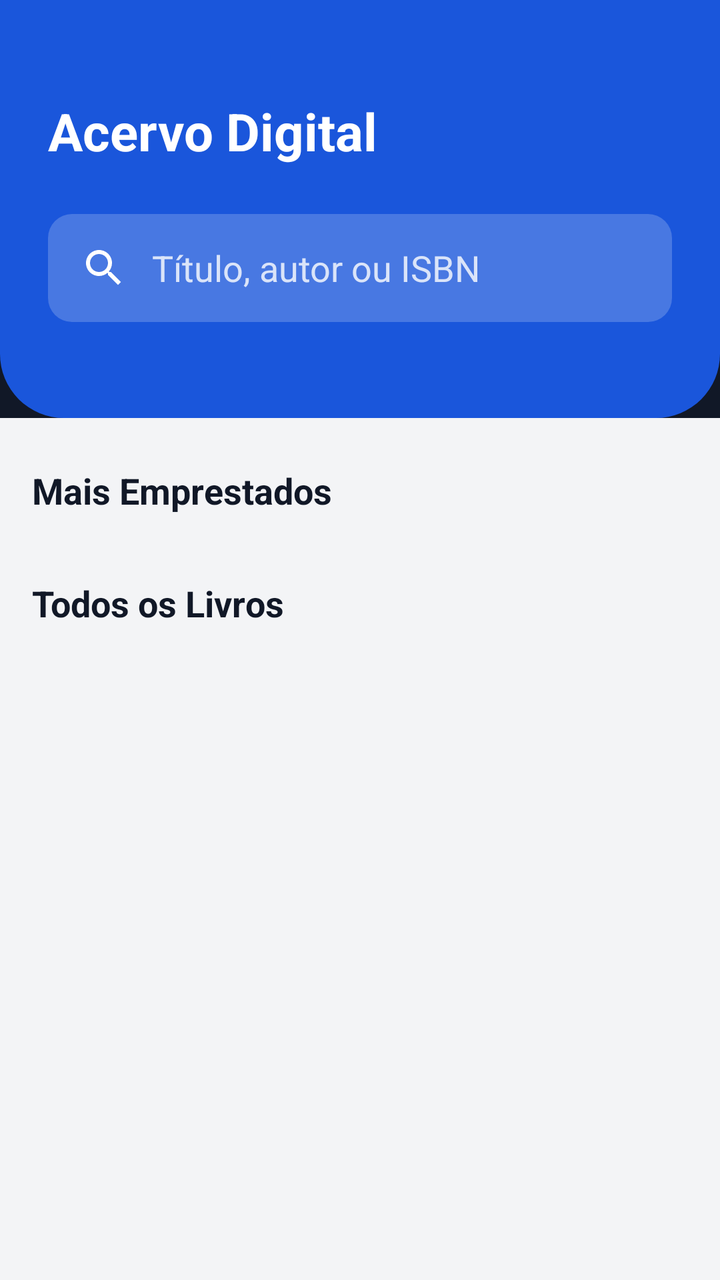
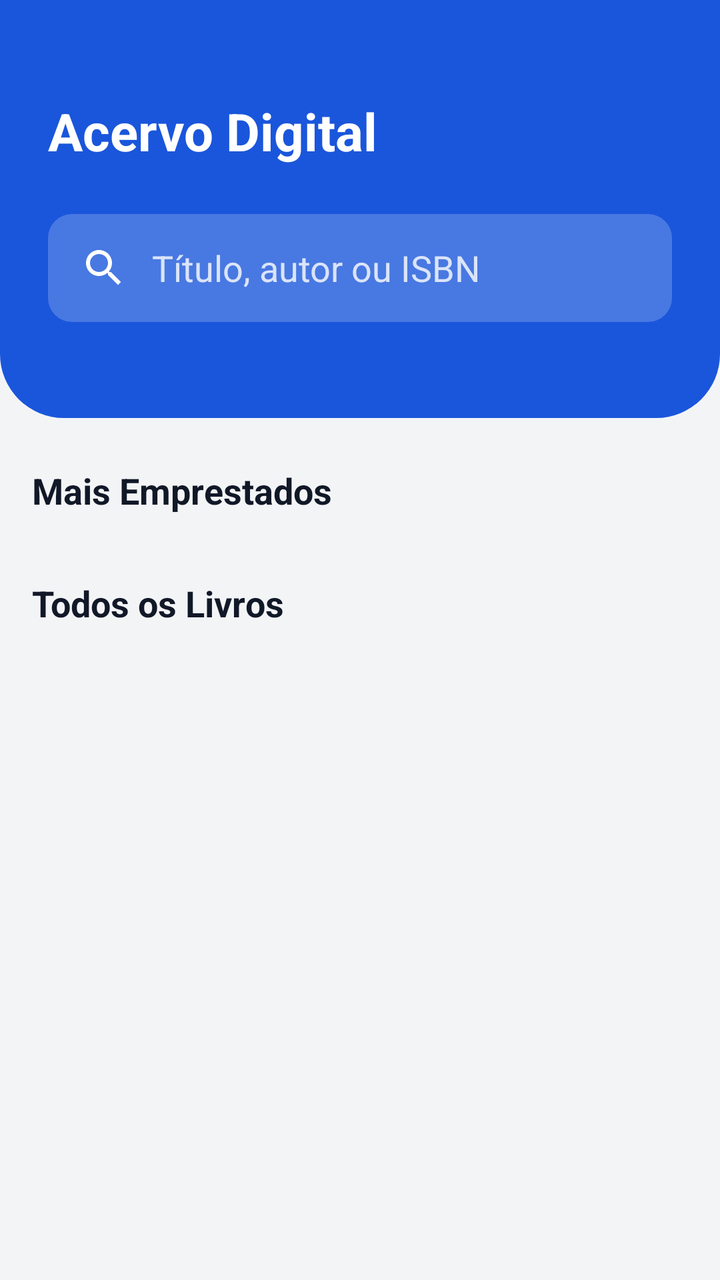

Screens rendered from an Android XML layout before and after an edit, with the pre-edit source and the edit as a unified diff.
<!-- AndroidManifest.xml: application theme Theme.DEVWEB -->
<!-- res/layout/fragment_acervo.xml -->
<?xml version="1.0" encoding="utf-8"?>
<androidx.coordinatorlayout.widget.CoordinatorLayout xmlns:android="http://schemas.android.com/apk/res/android"
    xmlns:app="http://schemas.android.com/apk/res-auto"
    xmlns:tools="http://schemas.android.com/tools"
    android:layout_width="match_parent"
    android:layout_height="match_parent"
    android:background="@color/bg_dark">

    <com.google.android.material.appbar.AppBarLayout
        android:layout_width="match_parent"
        android:layout_height="wrap_content"
        android:background="@drawable/bg_home_header"
        app:elevation="0dp">

        <LinearLayout
            android:layout_width="match_parent"
            android:layout_height="wrap_content"
            android:orientation="vertical"
            android:paddingHorizontal="24dp"
            android:paddingTop="48dp"
            android:paddingBottom="32dp">

            <TextView
                android:id="@+id/tvHeader"
                android:layout_width="wrap_content"
                android:layout_height="wrap_content"
                android:text="Acervo Digital"
                android:textColor="@color/white"
                android:textSize="26sp"
                android:textStyle="bold" />

            <FrameLayout
                android:layout_width="match_parent"
                android:layout_height="54dp"
                android:layout_marginTop="24dp"
                android:background="@drawable/bg_search_white_tint">

                <EditText
                    android:id="@+id/etSearch"
                    android:layout_width="match_parent"
                    android:layout_height="match_parent"
                    android:background="@android:color/transparent"
                    android:drawableStart="@drawable/ic_search"
                    android:drawablePadding="12dp"
                    android:drawableTint="@color/white"
                    android:hint="Título, autor ou ISBN"
                    android:textColorHint="#CCFFFFFF"
                    android:inputType="text"
                    android:paddingHorizontal="16dp"
                    android:textColor="@color/white" />
            </FrameLayout>

            <HorizontalScrollView
                android:layout_width="match_parent"
                android:layout_height="wrap_content"
                android:layout_marginTop="16dp"
                android:scrollbars="none">

                <com.google.android.material.chip.ChipGroup
                    android:id="@+id/chipGroupCategories"
                    android:layout_width="wrap_content"
                    android:layout_height="wrap_content"
                    app:singleLine="true"
                    app:singleSelection="true">
                    
                </com.google.android.material.chip.ChipGroup>
            </HorizontalScrollView>
        </LinearLayout>
    </com.google.android.material.appbar.AppBarLayout>

    <androidx.core.widget.NestedScrollView
        android:layout_width="match_parent"
        android:layout_height="match_parent"
        android:background="@color/background_light"
        app:layout_behavior="@string/appbar_scrolling_view_behavior">

        <LinearLayout
            android:layout_width="match_parent"
            android:layout_height="wrap_content"
            android:orientation="vertical"
            android:paddingTop="16dp">

            <TextView
                android:id="@+id/tvMostBorrowedHeader"
                android:layout_width="wrap_content"
                android:layout_height="wrap_content"
                android:layout_marginStart="16dp"
                android:layout_marginTop="8dp"
                android:text="Mais Emprestados"
                android:textColor="@color/text_primary_light"
                android:textSize="18sp"
                android:textStyle="bold" />

            <androidx.recyclerview.widget.RecyclerView
                android:id="@+id/rvMostBorrowed"
                android:layout_width="match_parent"
                android:layout_height="wrap_content"
                android:layout_marginTop="8dp"
                android:clipToPadding="false"
                android:orientation="horizontal"
                android:paddingHorizontal="16dp"
                app:layoutManager="androidx.recyclerview.widget.LinearLayoutManager"
                tools:listitem="@layout/item_book_horizontal" />

            <TextView
                android:id="@+id/tvAllBooksHeader"
                android:layout_width="wrap_content"
                android:layout_height="wrap_content"
                android:layout_marginStart="16dp"
                android:layout_marginTop="24dp"
                android:text="Todos os Livros"
                android:textColor="@color/text_primary_light"
                android:textSize="18sp"
                android:textStyle="bold" />

            <androidx.recyclerview.widget.RecyclerView
                android:id="@+id/rvBooks"
                android:layout_width="match_parent"
                android:layout_height="wrap_content"
                android:layout_marginTop="8dp"
                android:clipToPadding="false"
                android:nestedScrollingEnabled="false"
                android:paddingHorizontal="16dp"
                android:paddingBottom="80dp" />
        </LinearLayout>
    </androidx.core.widget.NestedScrollView>

    <LinearLayout
        android:id="@+id/layoutEmptyState"
        android:layout_width="match_parent"
        android:layout_height="wrap_content"
        android:layout_gravity="center"
        android:gravity="center"
        android:orientation="vertical"
        android:padding="32dp"
        android:visibility="gone"
        tools:visibility="visible">

        <ImageView
            android:layout_width="120dp"
            android:layout_height="120dp"
            android:src="@drawable/ic_search"
            app:tint="@color/blue_ice" />

        <TextView
            android:layout_width="wrap_content"
            android:layout_height="wrap_content"
            android:layout_marginTop="16dp"
            android:text="Nenhum livro encontrado"
            android:textColor="@color/text_primary_light"
            android:textSize="18sp"
            android:textStyle="bold" />

        <TextView
            android:layout_width="wrap_content"
            android:layout_height="wrap_content"
            android:layout_marginTop="8dp"
            android:gravity="center"
            android:text="O seu acervo parece estar vazio no momento."
            android:textColor="@color/text_secondary_light" />

        <Button
            android:id="@+id/btnSeedDatabase"
            style="@style/Widget.Material3.Button.TonalButton"
            android:layout_width="wrap_content"
            android:layout_height="wrap_content"
            android:layout_marginTop="24dp"
            android:text="Popular Banco (Teste)"
            android:textColor="@color/blue_royal" />
    </LinearLayout>

    <ProgressBar
        android:id="@+id/progressBar"
        android:layout_width="wrap_content"
        android:layout_height="wrap_content"
        android:layout_gravity="center"
        android:visibility="gone"
        android:indeterminateTint="@color/blue_royal"
        tools:visibility="visible" />

</androidx.coordinatorlayout.widget.CoordinatorLayout>
<!-- res/layout/item_book_horizontal.xml (included above) -->
<?xml version="1.0" encoding="utf-8"?>
<com.google.android.material.card.MaterialCardView xmlns:android="http://schemas.android.com/apk/res/android"
    xmlns:app="http://schemas.android.com/apk/res-auto"
    android:layout_width="140dp"
    android:layout_height="wrap_content"
    android:layout_marginEnd="12dp"
    app:cardBackgroundColor="@color/bg_card"
    app:cardCornerRadius="24dp"
    app:cardElevation="0dp"
    app:strokeWidth="1dp"
    app:strokeColor="#F3F4F6">

    <LinearLayout
        android:layout_width="match_parent"
        android:layout_height="wrap_content"
        android:orientation="vertical"
        android:padding="8dp">

        <com.google.android.material.imageview.ShapeableImageView
            android:id="@+id/ivCover"
            android:layout_width="match_parent"
            android:layout_height="160dp"
            android:scaleType="centerCrop"
            android:src="@drawable/bg_cover_placeholder"
            android:contentDescription="@string/book_cover_desc"
            app:shapeAppearanceOverlay="@style/ShapeAppearance.App.MediumComponent" />

        <TextView
            android:id="@+id/tvTitle"
            android:layout_width="match_parent"
            android:layout_height="wrap_content"
            android:layout_marginTop="8dp"
            android:ellipsize="end"
            android:maxLines="1"
            android:textColor="@color/text_primary"
            android:textSize="14sp"
            android:textStyle="bold" />

        <TextView
            android:id="@+id/tvAuthor"
            android:layout_width="match_parent"
            android:layout_height="wrap_content"
            android:ellipsize="end"
            android:maxLines="1"
            android:textColor="@color/text_secondary"
            android:textSize="12sp" />

    </LinearLayout>
</com.google.android.material.card.MaterialCardView>
<!-- resources referenced by this layout -->
<resources>
  <color name="background_light">#F3F4F6</color>
  <color name="bg_card">@color/white</color>
  <color name="bg_dark">#111827</color>
  <color name="blue_ice">#EBF5FF</color>
  <color name="blue_royal">#1A56DB</color>
  <color name="text_primary">@color/text_primary_light</color>
  <color name="text_primary_light">#111827</color>
  <color name="text_secondary">@color/text_secondary_light</color>
  <color name="text_secondary_light">#6B7280</color>
  <color name="white">#FFFFFF</color>
  <!-- drawable bg_cover_placeholder (drawable) -->
  <?xml version="1.0" encoding="utf-8"?>
  <shape xmlns:android="http://schemas.android.com/apk/res/android"
      android:shape="rectangle">
      <solid android:color="#253450" />
      <corners android:radius="6dp" />
  </shape>
  <!-- drawable bg_home_header (drawable) -->
  <?xml version="1.0" encoding="utf-8"?>
  <shape xmlns:android="http://schemas.android.com/apk/res/android">
      <solid android:color="@color/blue_royal" />
      <corners
          android:bottomLeftRadius="32dp"
          android:bottomRightRadius="32dp" />
  </shape>
  <!-- drawable bg_search_white_tint (drawable) -->
  <?xml version="1.0" encoding="utf-8"?>
  <shape xmlns:android="http://schemas.android.com/apk/res/android">
      <solid android:color="#33FFFFFF" />
      <corners android:radius="12dp" />
  </shape>
  <!-- drawable ic_search (drawable) -->
  <vector xmlns:android="http://schemas.android.com/apk/res/android"
      android:width="24dp"
      android:height="24dp"
      android:viewportWidth="24"
      android:viewportHeight="24"
      android:tint="#FFFFFF">
    <path
        android:fillColor="@android:color/white"
        android:pathData="M15.5,14h-0.79l-0.28,-0.27C15.41,12.59 16,11.11 16,9.5 16,5.91 13.09,3 9.5,3S3,5.91 3,9.5 5.91,16 9.5,16c1.61,0 3.09,-0.59 4.23,-1.57l0.27,0.28v0.79l5,4.99L20.49,19l-4.99,-5zM9.5,14C7.01,14 5,11.99 5,9.5S7.01,5 9.5,5 14,7.01 14,9.5 11.99,14 9.5,14z"/>
  </vector>
  <string name="book_cover_desc">Capa do livro</string>
  <style name="ShapeAppearance.App.MediumComponent" parent="ShapeAppearance.Material3.MediumComponent">
          <item name="cornerSize">16dp</item>
      </style>
  <style name="Theme.DEVWEB" parent="Base.Theme.DEVWEB" />
  <style name="Base.Theme.DEVWEB" parent="Theme.Material3.DayNight.NoActionBar">
          <item name="colorPrimary">@color/blue_royal</item>
          <item name="colorPrimaryVariant">@color/blue_deep</item>
          <item name="colorOnPrimary">@color/white</item>
          <item name="colorSecondary">@color/blue_soft</item>
          <item name="colorOnSecondary">@color/blue_deep</item>
          <item name="android:colorBackground">@color/background_light</item>
          <item name="colorSurface">@color/white</item>
          <item name="colorOnSurface">@color/text_primary_light</item>
      </style>
  <color name="blue_deep">#1E429F</color>
  <color name="blue_soft">#76A9FA</color>
</resources>

<!-- the commit's change to res/layout/fragment_acervo.xml (unified diff, before → after) -->
@@ -4,7 +4,7 @@
     xmlns:tools="http://schemas.android.com/tools"
     android:layout_width="match_parent"
     android:layout_height="match_parent"
-    android:background="@color/bg_dark">
+    android:background="@color/background_light">
 
     <com.google.android.material.appbar.AppBarLayout
         android:layout_width="match_parent"
<!-- resource entries referenced after the edit -->
@@ -2,7 +2,6 @@
 <resources>
   <color name="background_light">#F3F4F6</color>
   <color name="bg_card">@color/white</color>
-  <color name="bg_dark">#111827</color>
   <color name="blue_ice">#EBF5FF</color>
   <color name="blue_royal">#1A56DB</color>
   <color name="text_primary">@color/text_primary_light</color>
@@ -47,7 +46,7 @@
           <item name="cornerSize">16dp</item>
       </style>
   <style name="Theme.DEVWEB" parent="Base.Theme.DEVWEB" />
-  <style name="Base.Theme.DEVWEB" parent="Theme.Material3.DayNight.NoActionBar">
+  <style name="Base.Theme.DEVWEB" parent="Theme.Material3.Light.NoActionBar">
           <item name="colorPrimary">@color/blue_royal</item>
           <item name="colorPrimaryVariant">@color/blue_deep</item>
           <item name="colorOnPrimary">@color/white</item>
